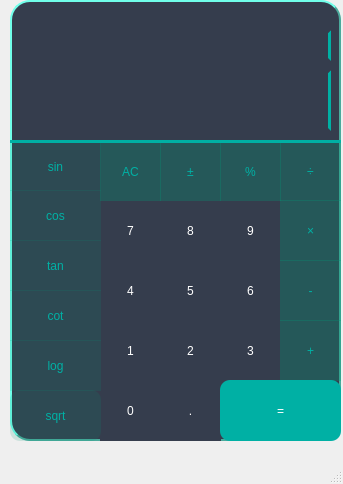
This is design.ui in Atousa-Niazi/OSL-T14 as Qt 5 draws it before an edit. The edited form follows.
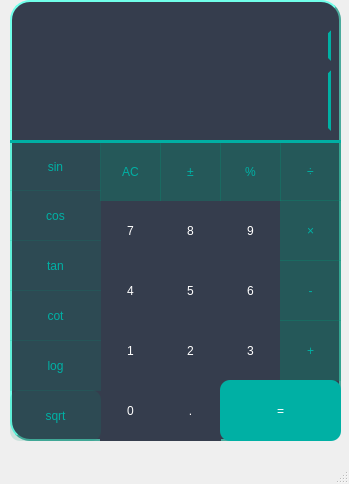
This is the edited form.

```diff
--- a/design.ui
+++ b/design.ui
@@ -6,7 +6,7 @@
    <rect>
     <x>0</x>
     <y>0</y>
-    <width>343</width>
+    <width>349</width>
     <height>484</height>
    </rect>
   </property>
@@ -47,9 +47,9 @@
    <widget class="QLineEdit" name="tb_text_1">
     <property name="geometry">
      <rect>
-      <x>20</x>
+      <x>30</x>
       <y>70</y>
-      <width>311</width>
+      <width>301</width>
       <height>61</height>
      </rect>
     </property>
```
Left out of the diff: 4 changed lines with no effect on the pictures.
